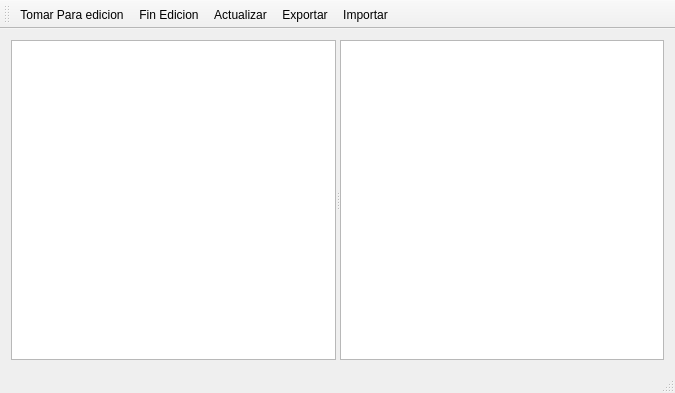
Old version of the form ftpManger/mainwindow.ui in the repository diegowald/bhisa.
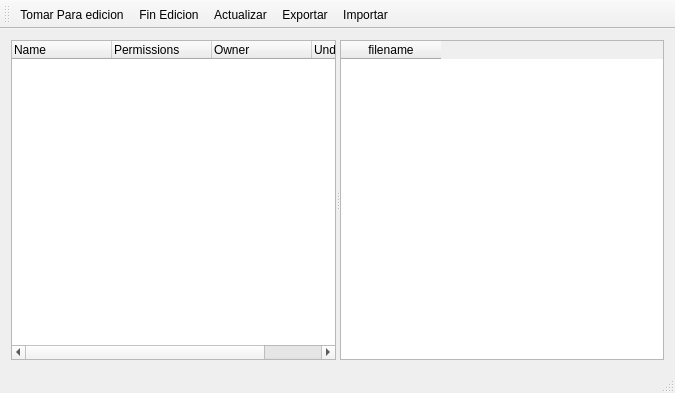
New version of the form. Icons and pictures are not drawn.

Commit message: Implementacion UI, get directory

Patch:
```diff
--- a/ftpManger/mainwindow.ui
+++ b/ftpManger/mainwindow.ui
@@ -20,8 +20,47 @@
       <property name="orientation">
        <enum>Qt::Horizontal</enum>
       </property>
-      <widget class="QTreeView" name="treeView"/>
-      <widget class="QColumnView" name="columnView"/>
+      <widget class="QTreeWidget" name="treeWidget">
+       <property name="editTriggers">
+        <set>QAbstractItemView::AllEditTriggers</set>
+       </property>
+       <property name="alternatingRowColors">
+        <bool>true</bool>
+       </property>
+       <property name="animated">
+        <bool>true</bool>
+       </property>
+       <property name="allColumnsShowFocus">
+        <bool>true</bool>
+       </property>
+       <column>
+        <property name="text">
+         <string>Name</string>
+        </property>
+       </column>
+       <column>
+        <property name="text">
+         <string>Permissions</string>
+        </property>
+       </column>
+       <column>
+        <property name="text">
+         <string>Owner</string>
+        </property>
+       </column>
+       <column>
+        <property name="text">
+         <string>Under Edition</string>
+        </property>
+       </column>
+      </widget>
+      <widget class="QTableWidget" name="tableWidget">
+       <column>
+        <property name="text">
+         <string>filename</string>
+        </property>
+       </column>
+      </widget>
      </widget>
     </item>
    </layout>
```
The commit also changes 7 other files.
